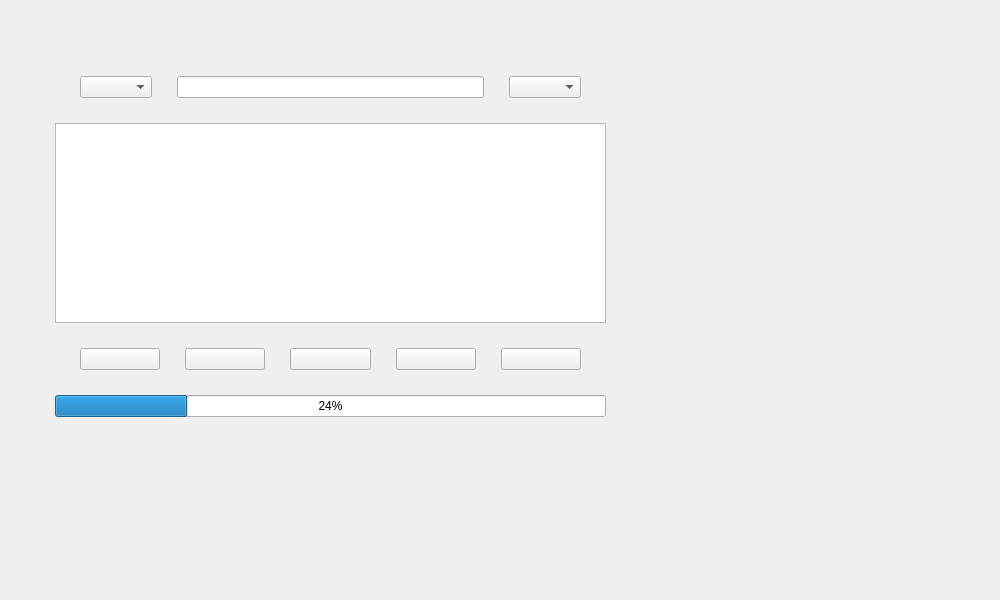
Old version of the form src/frontend/gui/ui/sisyphus-gui.ui in the repository redcorelinux/sisyphus.
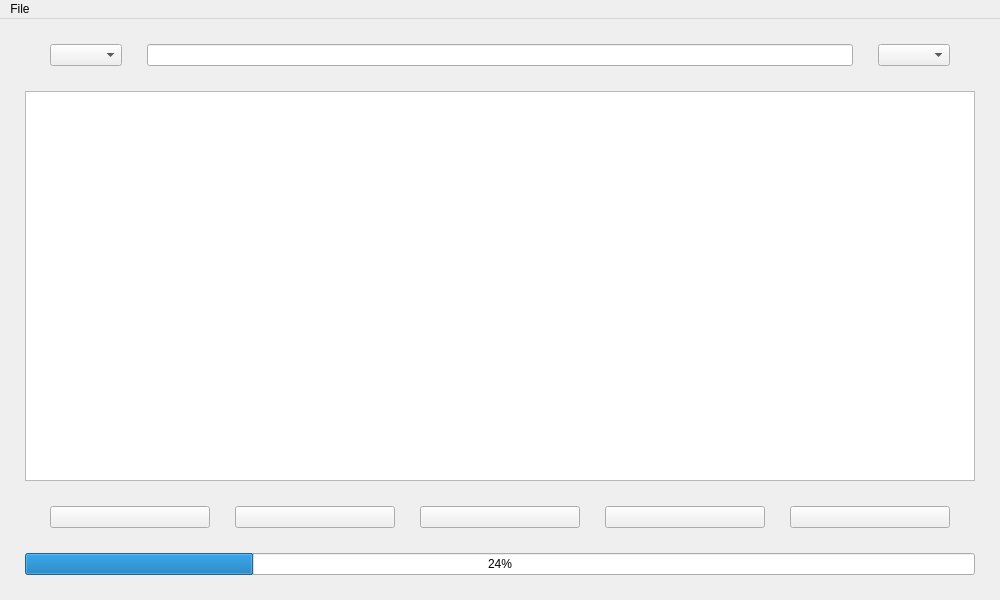
New version of the form. Icons and pictures are not drawn.

Commit message: convert gui code to camelcase, promote gui window to qmainwindow, add a demo menubar

What changed in the file:
```diff
--- a/src/frontend/gui/ui/sisyphus-gui.ui
+++ b/src/frontend/gui/ui/sisyphus-gui.ui
@@ -1,7 +1,7 @@
 <?xml version="1.0" encoding="UTF-8"?>
 <ui version="4.0">
- <class>SisyphusGUI</class>
- <widget class="QWidget" name="SisyphusGUI">
+ <class>Sisyphus</class>
+ <widget class="QMainWindow" name="Sisyphus">
   <property name="windowModality">
    <enum>Qt::ApplicationModal</enum>
   </property>
@@ -32,16 +32,8 @@
    <iconset>
     <normaloff>../icon/sisyphus.png</normaloff>../icon/sisyphus.png</iconset>
   </property>
-  <widget class="QWidget" name="layoutWidget">
-   <property name="geometry">
-    <rect>
-     <x>30</x>
-     <y>51</y>
-     <width>601</width>
-     <height>391</height>
-    </rect>
-   </property>
-   <layout class="QGridLayout" name="SisyphusGrid">
+  <widget class="QWidget" name="layoutGrid">
+   <layout class="QGridLayout" name="mainGrid">
     <property name="leftMargin">
      <number>25</number>
     </property>
@@ -58,7 +50,7 @@
      <number>25</number>
     </property>
     <item row="1" column="0">
-     <widget class="QTableView" name="database">
+     <widget class="QTableView" name="databaseTable">
       <property name="frameShape">
        <enum>QFrame::StyledPanel</enum>
       </property>
@@ -107,7 +99,7 @@
      </widget>
     </item>
     <item row="0" column="0">
-     <layout class="QHBoxLayout" name="Filters">
+     <layout class="QHBoxLayout" name="inputGrid">
       <property name="spacing">
        <number>25</number>
       </property>
@@ -136,7 +128,7 @@
      </layout>
     </item>
     <item row="2" column="0">
-     <layout class="QHBoxLayout" name="Buttons">
+     <layout class="QHBoxLayout" name="actionGrid">
       <property name="spacing">
        <number>25</number>
       </property>
@@ -273,7 +265,7 @@
      </layout>
     </item>
     <item row="3" column="0">
-     <widget class="QProgressBar" name="progress">
+     <widget class="QProgressBar" name="progressBar">
       <property name="maximumSize">
        <size>
         <width>16777215</width>
@@ -287,6 +279,22 @@
     </item>
    </layout>
   </widget>
+  <widget class="QMenuBar" name="menubar">
+   <property name="geometry">
+    <rect>
+     <x>0</x>
+     <y>0</y>
+     <width>1000</width>
+     <height>24</height>
+    </rect>
+   </property>
+   <widget class="QMenu" name="menuFile">
+    <property name="title">
+     <string>File</string>
+    </property>
+   </widget>
+   <addaction name="menuFile"/>
+  </widget>
  </widget>
  <tabstops>
   <tabstop>selectfield</tabstop>
```
Left out of the diff: 34 changed lines with no effect on the pictures. The commit also changes 1 other file.
